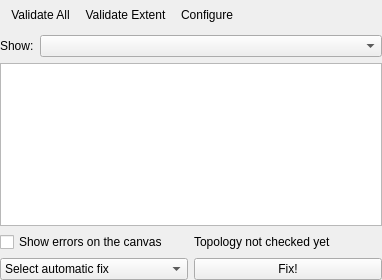
This is src/plugins/topology/checkDock.ui in qgis/QGIS as Qt 5 draws it before an edit. The edited form follows.
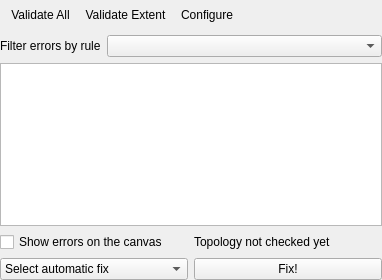
This is the edited form. Icons and pictures are not drawn. Custom widgets are drawn as their Qt base class.

Commit message: Add/reword labels in topology checker dialogs

Patch:
```diff
--- a/src/plugins/topology/checkDock.ui
+++ b/src/plugins/topology/checkDock.ui
@@ -45,7 +45,7 @@
          </sizepolicy>
         </property>
         <property name="text">
-         <string>Show:</string>
+         <string>Filter errors by rule</string>
         </property>
        </widget>
       </item>
```
The commit also changes 1 other file.
